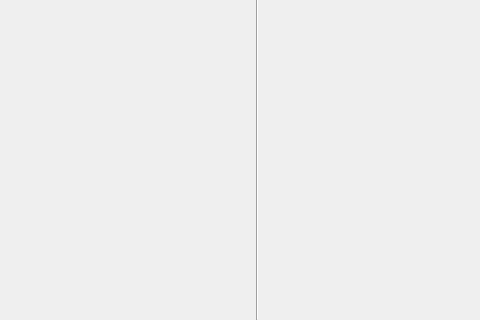
Old version of the form src/interactive_rendering_tool.ui in the repository QianHou/Interactive-Rendering-Tool; both pictures show x 544 to 1024 and y 256 to 576 of the 1024 by 576 pixel window.
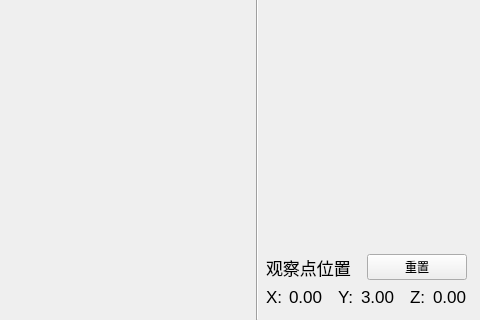
New version of the form.

Commit message: add camera pos show

The edit to the form file:
```diff
--- a/src/interactive_rendering_tool.ui
+++ b/src/interactive_rendering_tool.ui
@@ -39,6 +39,157 @@
     <string>选择纹理图片</string>
    </property>
   </widget>
+  <widget class="QWidget" name="verticalLayoutWidget">
+   <property name="geometry">
+    <rect>
+     <x>810</x>
+     <y>510</y>
+     <width>201</width>
+     <height>60</height>
+    </rect>
+   </property>
+   <layout class="QVBoxLayout" name="campos_group">
+    <property name="spacing">
+     <number>0</number>
+    </property>
+    <item>
+     <layout class="QHBoxLayout" name="name_group">
+      <item>
+       <widget class="QLabel" name="campos_name">
+        <property name="font">
+         <font>
+          <pointsize>13</pointsize>
+         </font>
+        </property>
+        <property name="text">
+         <string>观察点位置</string>
+        </property>
+       </widget>
+      </item>
+      <item>
+       <widget class="QPushButton" name="campos_reset_button">
+        <property name="text">
+         <string>重置</string>
+        </property>
+       </widget>
+      </item>
+     </layout>
+    </item>
+    <item>
+     <layout class="QHBoxLayout" name="show_group">
+      <property name="spacing">
+       <number>15</number>
+      </property>
+      <property name="topMargin">
+       <number>0</number>
+      </property>
+      <item>
+       <layout class="QHBoxLayout" name="x_group">
+        <property name="spacing">
+         <number>0</number>
+        </property>
+        <item>
+         <widget class="QLabel" name="campos_x_name">
+          <property name="font">
+           <font>
+            <pointsize>13</pointsize>
+           </font>
+          </property>
+          <property name="text">
+           <string>X:</string>
+          </property>
+         </widget>
+        </item>
+        <item>
+         <widget class="QLabel" name="campos_x_label">
+          <property name="font">
+           <font>
+            <pointsize>13</pointsize>
+           </font>
+          </property>
+          <property name="text">
+           <string>0.00</string>
+          </property>
+         </widget>
+        </item>
+       </layout>
+      </item>
+      <item>
+       <layout class="QHBoxLayout" name="y_group">
+        <property name="spacing">
+         <number>0</number>
+        </property>
+        <item>
+         <widget class="QLabel" name="campos_y_name">
+          <property name="font">
+           <font>
+            <pointsize>13</pointsize>
+           </font>
+          </property>
+          <property name="text">
+           <string>Y:</string>
+          </property>
+         </widget>
+        </item>
+        <item>
+         <widget class="QLabel" name="campos_y_label">
+          <property name="font">
+           <font>
+            <pointsize>13</pointsize>
+           </font>
+          </property>
+          <property name="text">
+           <string>3.00</string>
+          </property>
+         </widget>
+        </item>
+       </layout>
+      </item>
+      <item>
+       <layout class="QHBoxLayout" name="z_group">
+        <property name="spacing">
+         <number>0</number>
+        </property>
+        <item>
+         <widget class="QLabel" name="campos_z_name">
+          <property name="font">
+           <font>
+            <pointsize>13</pointsize>
+           </font>
+          </property>
+          <property name="text">
+           <string>Z:</string>
+          </property>
+         </widget>
+        </item>
+        <item>
+         <widget class="QLabel" name="campos_z_label">
+          <property name="font">
+           <font>
+            <pointsize>13</pointsize>
+           </font>
+          </property>
+          <property name="text">
+           <string>0.00</string>
+          </property>
+         </widget>
+        </item>
+       </layout>
+      </item>
+     </layout>
+    </item>
+   </layout>
+  </widget>
+  <widget class="QWidget" name="widget" native="true">
+   <property name="geometry">
+    <rect>
+     <x>590</x>
+     <y>210</y>
+     <width>212</width>
+     <height>65</height>
+    </rect>
+   </property>
+  </widget>
  </widget>
  <resources/>
  <connections/>
```
The commit also changes 4 other files.
